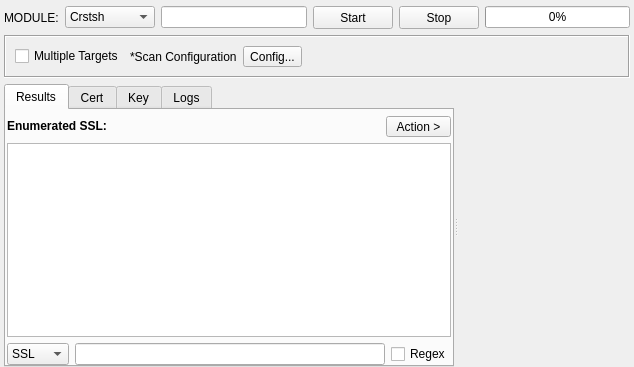
Before: the Qt Designer form sub3suite/src/enums/ssl/SSLEnum.ui in 3nock/OTE, drawn with Qt 5.
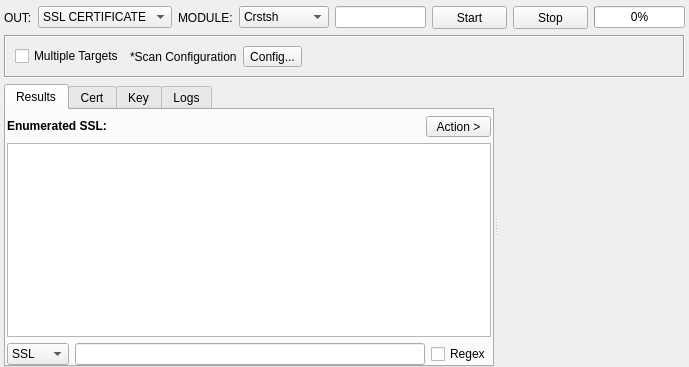
After: the same form once the commit is applied. Custom widgets are drawn as their Qt base class.

Diff of the .ui file:
```diff
--- a/sub3suite/src/enums/ssl/SSLEnum.ui
+++ b/sub3suite/src/enums/ssl/SSLEnum.ui
@@ -6,7 +6,7 @@
    <rect>
     <x>0</x>
     <y>0</y>
-    <width>634</width>
+    <width>689</width>
     <height>367</height>
    </rect>
   </property>
@@ -28,6 +28,28 @@
    </property>
    <item>
     <layout class="QHBoxLayout" name="horizontalLayout">
+     <item>
+      <widget class="QLabel" name="labelOut">
+       <property name="text">
+        <string>OUT:</string>
+       </property>
+      </widget>
+     </item>
+     <item>
+      <widget class="QComboBox" name="comboBoxOption">
+       <property name="minimumSize">
+        <size>
+         <width>0</width>
+         <height>0</height>
+        </size>
+       </property>
+       <item>
+        <property name="text">
+         <string>SSL CERTIFICATE</string>
+        </property>
+       </item>
+      </widget>
+     </item>
      <item>
       <widget class="QLabel" name="labelModule">
        <property name="text">
```
